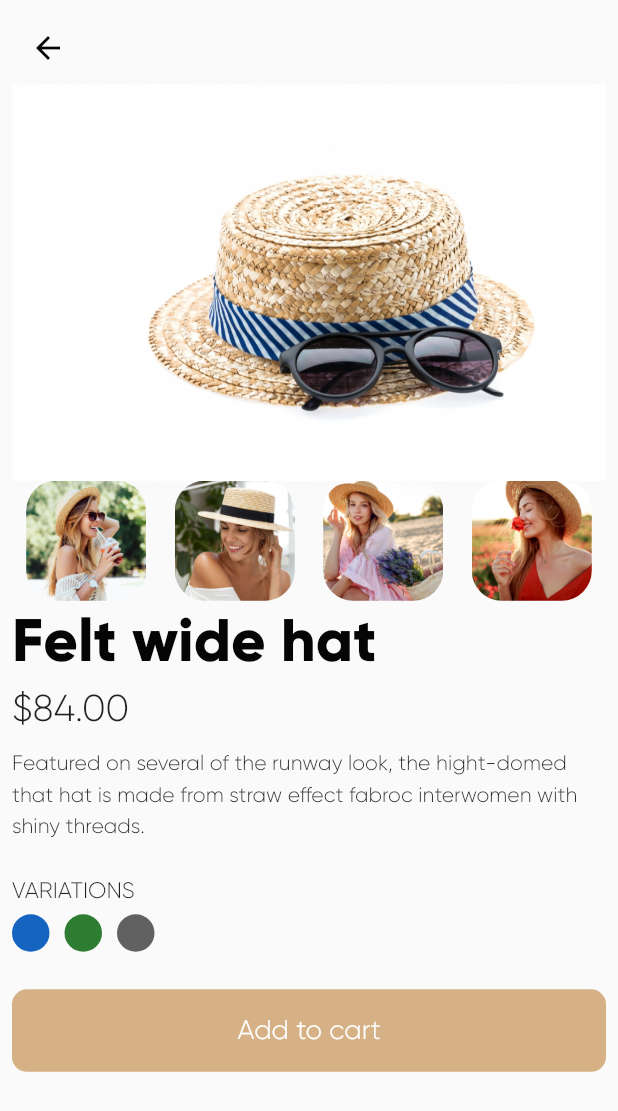
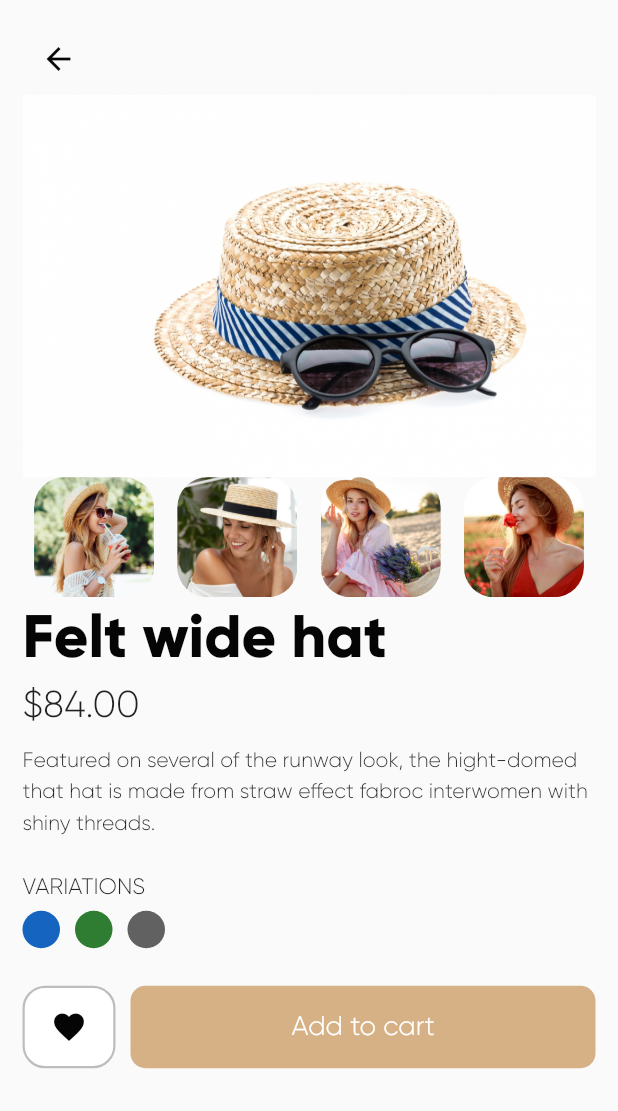
Before and after one commit to quqlock/UI-Flutter-Fashion-App, a Flutter app: the ProductScreen screen opened directly with sample values from the repository, on a phone screen of 412 x 824 dp. Shown: the top 1111 px of the screen. Run offline on Flutter 3.47's test engine with Material 2 defaults, Android fonts, the phone set to English and light mode, and no system bars; our stand-ins replace page_view_indicators.

Commit message:
Product page ok

```diff
--- a/lib/screens/product_screen.dart
+++ b/lib/screens/product_screen.dart
@@ -18,7 +18,7 @@ class _ProductScreenState extends State<ProductScreen> {
       body: SafeArea(
         child: SingleChildScrollView(
           child: Padding(
-            padding: const EdgeInsets.all(8.0),
+            padding: const EdgeInsets.all(15.0),
             child: Container(
               child: Column(
                 mainAxisAlignment: MainAxisAlignment.start,
@@ -187,12 +187,26 @@ class _ProductScreenState extends State<ProductScreen> {
                       ],
                     ),
                   ),
-                  Align(
-                    alignment: FractionalOffset.bottomCenter,
-                    child: buildBigButtonWidget(() {
-                      print('Add to cart');
-                    }, 'Add to cart'),
-                  )
+                  Container(
+                    child: Row(
+                      children: [
+                        Expanded(
+                          flex: 1,
+                          child: buildFavButtonWidget(),
+                        ),
+                        SizedBox(
+                          width: 10,
+                        ),
+                        Expanded(
+                          flex: 5,
+                          child: buildBigButtonWidget(
+                            () {},
+                            'Add to cart',
+                          ),
+                        ),
+                      ],
+                    ),
+                  ),
                 ],
               ),
             ),
```
